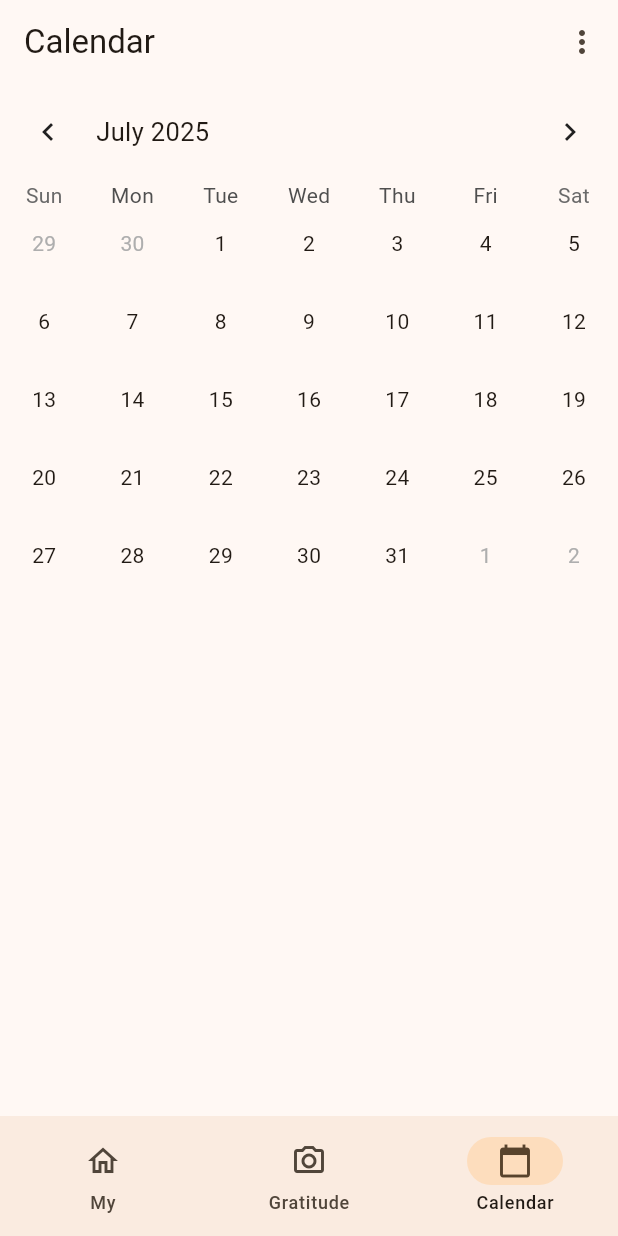
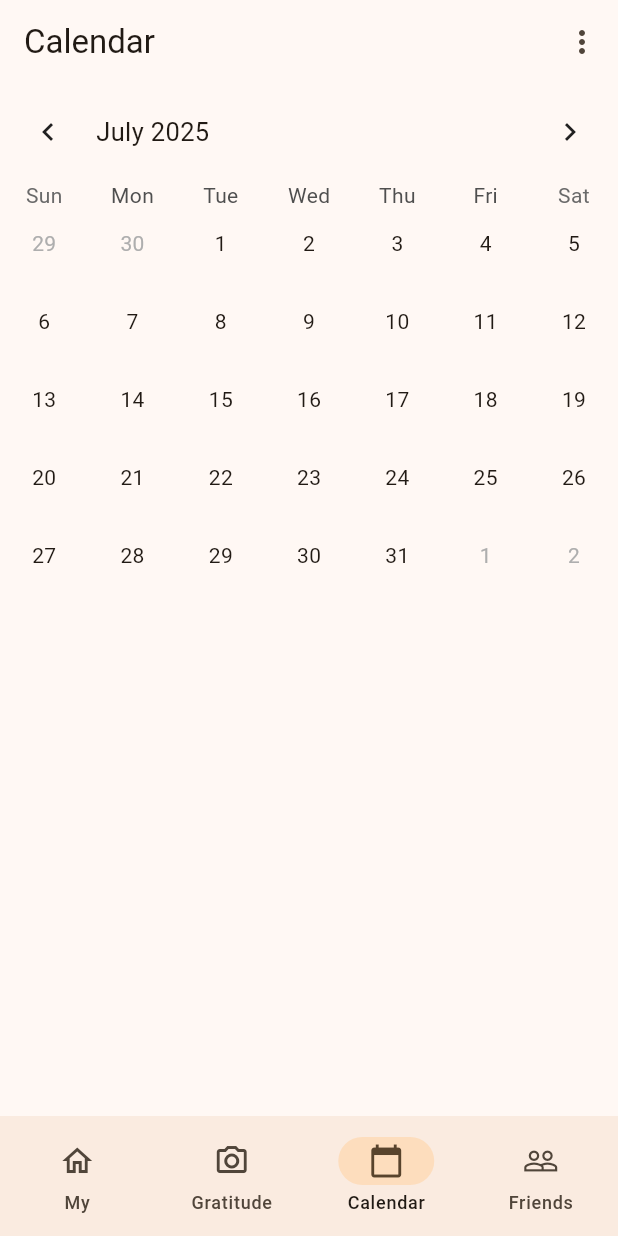
Before and after one commit to Real1236/apricity, a Flutter app: the screen it shows once a user with an empty profile is signed in, item 3 of the bottom bar chosen, on a phone screen of 412 x 824 dp. Run offline on Flutter 3.47's test engine with Material 3 defaults, Android fonts, the phone set to English and light mode, and no system bars; drawn by our look-alikes of table_calendar; our stand-ins replace cached_network_image, camera, cloud_firestore, firebase_auth, firebase_core, firebase_storage and 1 more; accounts and stored records are empty.

```diff
--- a/lib/navigation/main_nav.dart
+++ b/lib/navigation/main_nav.dart
@@ -1,4 +1,5 @@
 import 'package:apricity/screens/calendar_screen.dart';
+import 'package:apricity/screens/friends_screen.dart';
 import 'package:apricity/screens/gratitude_snap_screen.dart';
 import 'package:apricity/screens/timeline_screen.dart';
 import 'package:apricity/services/entry_service.dart';
@@ -9,7 +10,7 @@ import 'package:cloud_firestore/cloud_firestore.dart';
 import 'package:firebase_auth/firebase_auth.dart';
 import 'package:flutter/material.dart';
 
-enum AppTab { timeline, snap, calendar }
+enum AppTab { timeline, snap, calendar, friends }
 
 class TabScreen {
   const TabScreen({
@@ -81,9 +82,21 @@ class _MainNavState extends State<MainNav> {
         build: () => CalendarScreen(key: _calendarKey),
         onEnter: () => _calendarKey.currentState?.refreshCurrentMonth(),
       ),
+      AppTab.friends: TabScreen(
+        title: 'Friends',
+        icon: const Icon(Icons.people_outline),
+        selectedIcon: const Icon(Icons.people),
+        build: () => FriendsScreen(),
+        showStreak: true,
+      ),
     };
 
-    _tabsInOrder = [AppTab.timeline, AppTab.snap, AppTab.calendar];
+    _tabsInOrder = [
+      AppTab.timeline,
+      AppTab.snap,
+      AppTab.calendar,
+      AppTab.friends,
+    ];
   }
 
   @override
--- /dev/null
+++ b/lib/screens/friends_screen.dart
@@ -0,0 +1,13 @@
+import 'package:firebase_auth/firebase_auth.dart';
+import 'package:flutter/material.dart';
+
+class FriendsScreen extends StatelessWidget {
+  const FriendsScreen({super.key});
+
+  @override
+  Widget build(BuildContext context) {
+    final uid = FirebaseAuth.instance.currentUser!.uid;
+
+    return Scaffold(body: Center(child: Text('List of Friends')));
+  }
+}
```
